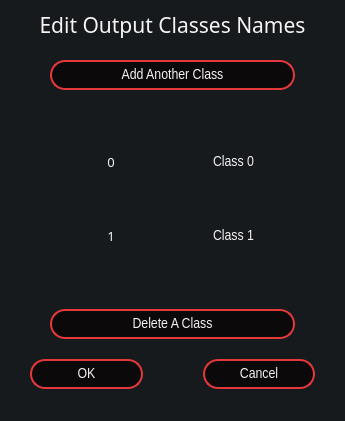
Old version of the form change-classes.ui in the repository heidariarash/NN2GUI.
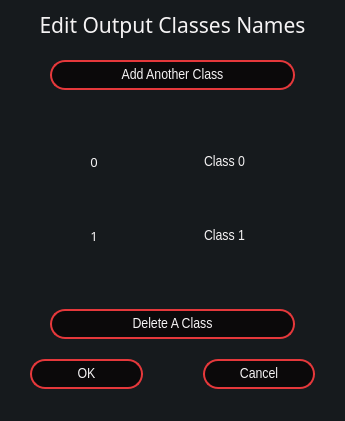
New version of the form.

Commit message: change class elements size ok

Patch:
```diff
--- a/change-classes.ui
+++ b/change-classes.ui
@@ -12,10 +12,16 @@
   </property>
   <property name="minimumSize">
    <size>
-    <width>0</width>
+    <width>345</width>
     <height>421</height>
    </size>
   </property>
+  <property name="maximumSize">
+   <size>
+    <width>345</width>
+    <height>16777215</height>
+   </size>
+  </property>
   <property name="windowTitle">
    <string>Change Output Classes</string>
   </property>
@@ -283,19 +289,19 @@
          <widget class="QLineEdit" name="class0_name">
           <property name="sizePolicy">
            <sizepolicy hsizetype="Preferred" vsizetype="MinimumExpanding">
-            <horstretch>50</horstretch>
+            <horstretch>100</horstretch>
             <verstretch>0</verstretch>
            </sizepolicy>
           </property>
           <property name="minimumSize">
            <size>
-            <width>50</width>
+            <width>100</width>
             <height>50</height>
            </size>
           </property>
           <property name="maximumSize">
            <size>
-            <width>50</width>
+            <width>100</width>
             <height>50</height>
            </size>
           </property>
@@ -325,19 +331,19 @@
          <widget class="QLineEdit" name="class1_name">
           <property name="sizePolicy">
            <sizepolicy hsizetype="Preferred" vsizetype="Preferred">
-            <horstretch>50</horstretch>
+            <horstretch>100</horstretch>
             <verstretch>0</verstretch>
            </sizepolicy>
           </property>
           <property name="minimumSize">
            <size>
-            <width>50</width>
+            <width>100</width>
             <height>50</height>
            </size>
           </property>
           <property name="maximumSize">
            <size>
-            <width>50</width>
+            <width>100</width>
             <height>50</height>
            </size>
           </property>
```
Left out of the diff: 30 changed lines with no effect on the pictures. The commit also changes 2 other files.
